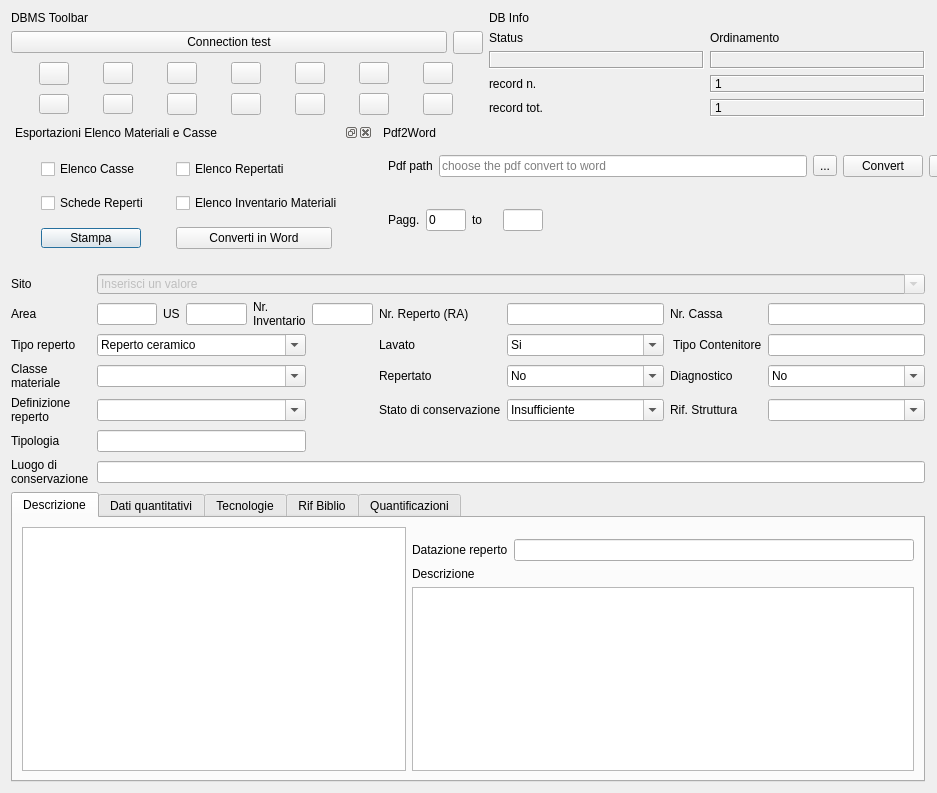
Before: the Qt Designer form gui/ui/Inv_Materiali.ui in pyarchinit/pyarchinit, drawn with Qt 5.
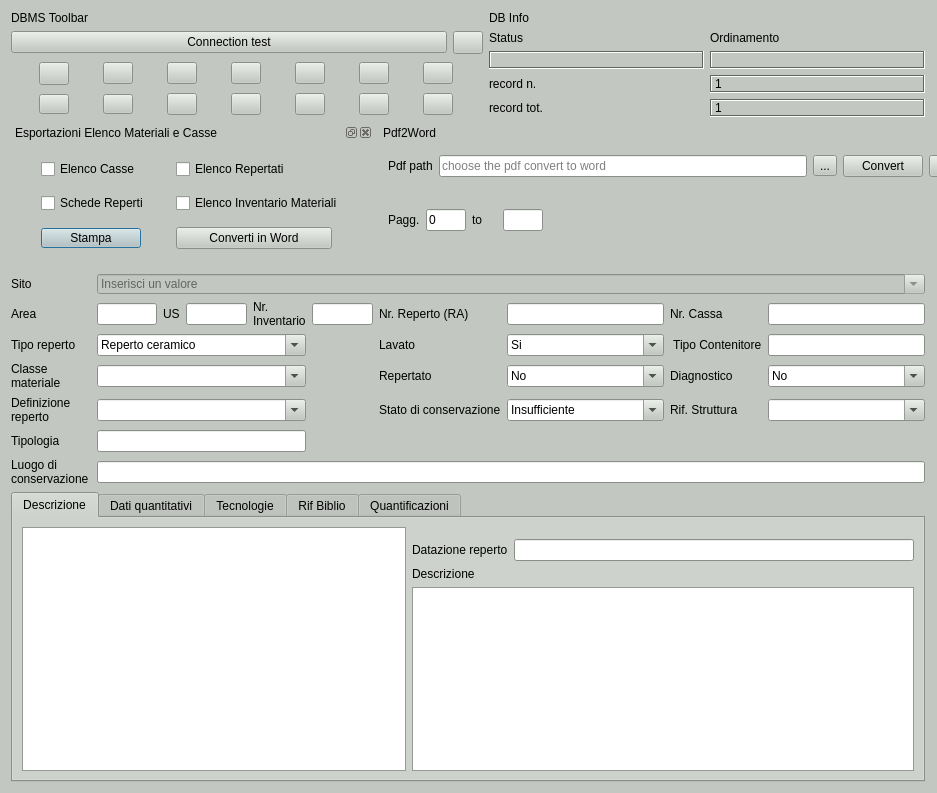
After: the same form once the commit is applied. Icons and pictures are not drawn. Custom widgets are drawn as their Qt base class.

Commit message: change backgroud color ui

```diff
--- a/gui/ui/Inv_Materiali.ui
+++ b/gui/ui/Inv_Materiali.ui
@@ -16,6 +16,448 @@
     <height>400</height>
    </size>
   </property>
+  <property name="palette">
+   <palette>
+    <active>
+     <colorrole role="WindowText">
+      <brush brushstyle="SolidPattern">
+       <color alpha="255">
+        <red>0</red>
+        <green>0</green>
+        <blue>0</blue>
+       </color>
+      </brush>
+     </colorrole>
+     <colorrole role="Button">
+      <brush brushstyle="SolidPattern">
+       <color alpha="255">
+        <red>194</red>
+        <green>200</green>
+        <blue>193</blue>
+       </color>
+      </brush>
+     </colorrole>
+     <colorrole role="Light">
+      <brush brushstyle="SolidPattern">
+       <color alpha="255">
+        <red>255</red>
+        <green>255</green>
+        <blue>255</blue>
+       </color>
+      </brush>
+     </colorrole>
+     <colorrole role="Midlight">
+      <brush brushstyle="SolidPattern">
+       <color alpha="255">
+        <red>224</red>
+        <green>227</green>
+        <blue>224</blue>
+       </color>
+      </brush>
+     </colorrole>
+     <colorrole role="Dark">
+      <brush brushstyle="SolidPattern">
+       <color alpha="255">
+        <red>97</red>
+        <green>100</green>
+        <blue>96</blue>
+       </color>
+      </brush>
+     </colorrole>
+     <colorrole role="Mid">
+      <brush brushstyle="SolidPattern">
+       <color alpha="255">
+        <red>129</red>
+        <green>133</green>
+        <blue>129</blue>
+       </color>
+      </brush>
+     </colorrole>
+     <colorrole role="Text">
+      <brush brushstyle="SolidPattern">
+       <color alpha="255">
+        <red>0</red>
+        <green>0</green>
+        <blue>0</blue>
+       </color>
+      </brush>
+     </colorrole>
+     <colorrole role="BrightText">
+      <brush brushstyle="SolidPattern">
+       <color alpha="255">
+        <red>255</red>
+        <green>255</green>
+        <blue>255</blue>
+       </color>
+      </brush>
+     </colorrole>
+     <colorrole role="ButtonText">
+      <brush brushstyle="SolidPattern">
+       <color alpha="255">
+        <red>0</red>
+        <green>0</green>
+        <blue>0</blue>
+       </color>
+      </brush>
+     </colorrole>
+     <colorrole role="Base">
+      <brush brushstyle="SolidPattern">
+       <color alpha="255">
+        <red>255</red>
+        <green>255</green>
+        <blue>255</blue>
+       </color>
+      </brush>
+     </colorrole>
+     <colorrole role="Window">
+      <brush brushstyle="SolidPattern">
+       <color alpha="255">
+        <red>194</red>
+        <green>200</green>
+        <blue>193</blue>
+       </color>
+      </brush>
+     </colorrole>
+     <colorrole role="Shadow">
+      <brush brushstyle="SolidPattern">
+       <color alpha="255">
+        <red>0</red>
+        <green>0</green>
+        <blue>0</blue>
+       </color>
+      </brush>
+     </colorrole>
+     <colorrole role="AlternateBase">
+      <brush brushstyle="SolidPattern">
+       <color alpha="255">
+        <red>224</red>
+        <green>227</green>
+        <blue>224</blue>
+       </color>
+      </brush>
+     </colorrole>
+     <colorrole role="ToolTipBase">
+      <brush brushstyle="SolidPattern">
+       <color alpha="255">
+        <red>255</red>
+        <green>255</green>
+        <blue>220</blue>
+       </color>
+      </brush>
+     </colorrole>
+     <colorrole role="ToolTipText">
+      <brush brushstyle="SolidPattern">
+       <color alpha="255">
+        <red>0</red>
+        <green>0</green>
+        <blue>0</blue>
+       </color>
+      </brush>
+     </colorrole>
+     <colorrole role="PlaceholderText">
+      <brush brushstyle="SolidPattern">
+       <color alpha="128">
+        <red>0</red>
+        <green>0</green>
+        <blue>0</blue>
+       </color>
+      </brush>
+     </colorrole>
+    </active>
+    <inactive>
+     <colorrole role="WindowText">
+      <brush brushstyle="SolidPattern">
+       <color alpha="255">
+        <red>0</red>
+        <green>0</green>
+        <blue>0</blue>
+       </color>
+      </brush>
+     </colorrole>
+     <colorrole role="Button">
+      <brush brushstyle="SolidPattern">
+       <color alpha="255">
+        <red>194</red>
+        <green>200</green>
+        <blue>193</blue>
+       </color>
+      </brush>
+     </colorrole>
+     <colorrole role="Light">
+      <brush brushstyle="SolidPattern">
+       <color alpha="255">
+        <red>255</red>
+        <green>255</green>
+        <blue>255</blue>
+       </color>
+      </brush>
+     </colorrole>
+     <colorrole role="Midlight">
+      <brush brushstyle="SolidPattern">
+       <color alpha="255">
+        <red>224</red>
+        <green>227</green>
+        <blue>224</blue>
+       </color>
+      </brush>
+     </colorrole>
+     <colorrole role="Dark">
+      <brush brushstyle="SolidPattern">
+       <color alpha="255">
+        <red>97</red>
+        <green>100</green>
+        <blue>96</blue>
+       </color>
+      </brush>
+     </colorrole>
+     <colorrole role="Mid">
+      <brush brushstyle="SolidPattern">
+       <color alpha="255">
+        <red>129</red>
+        <green>133</green>
+        <blue>129</blue>
+       </color>
+      </brush>
+     </colorrole>
+     <colorrole role="Text">
+      <brush brushstyle="SolidPattern">
+       <color alpha="255">
+        <red>0</red>
+        <green>0</green>
+        <blue>0</blue>
+       </color>
+      </brush>
+     </colorrole>
+     <colorrole role="BrightText">
+      <brush brushstyle="SolidPattern">
+       <color alpha="255">
+        <red>255</red>
+        <green>255</green>
+        <blue>255</blue>
+       </color>
+      </brush>
+     </colorrole>
+     <colorrole role="ButtonText">
+      <brush brushstyle="SolidPattern">
+       <color alpha="255">
+        <red>0</red>
+        <green>0</green>
+        <blue>0</blue>
+       </color>
+      </brush>
+     </colorrole>
+     <colorrole role="Base">
+      <brush brushstyle="SolidPattern">
+       <color alpha="255">
+        <red>255</red>
+        <green>255</green>
+        <blue>255</blue>
+       </color>
+      </brush>
+     </colorrole>
+     <colorrole role="Window">
+      <brush brushstyle="SolidPattern">
+       <color alpha="255">
+        <red>194</red>
+        <green>200</green>
+        <blue>193</blue>
+       </color>
+      </brush>
+     </colorrole>
+     <colorrole role="Shadow">
+      <brush brushstyle="SolidPattern">
+       <color alpha="255">
+        <red>0</red>
+        <green>0</green>
+        <blue>0</blue>
+       </color>
+      </brush>
+     </colorrole>
+     <colorrole role="AlternateBase">
+      <brush brushstyle="SolidPattern">
+       <color alpha="255">
+        <red>224</red>
+        <green>227</green>
+        <blue>224</blue>
+       </color>
+      </brush>
+     </colorrole>
+     <colorrole role="ToolTipBase">
+      <brush brushstyle="SolidPattern">
+       <color alpha="255">
+        <red>255</red>
+        <green>255</green>
+        <blue>220</blue>
+       </color>
+      </brush>
+     </colorrole>
+     <colorrole role="ToolTipText">
+      <brush brushstyle="SolidPattern">
+       <color alpha="255">
+        <red>0</red>
+        <green>0</green>
+        <blue>0</blue>
+       </color>
+      </brush>
+     </colorrole>
+     <colorrole role="PlaceholderText">
+      <brush brushstyle="SolidPattern">
+       <color alpha="128">
+        <red>0</red>
+        <green>0</green>
+        <blue>0</blue>
+       </color>
+      </brush>
+     </colorrole>
+    </inactive>
+    <disabled>
+     <colorrole role="WindowText">
+      <brush brushstyle="SolidPattern">
+       <color alpha="255">
+        <red>97</red>
+        <green>100</green>
+        <blue>96</blue>
+       </color>
+      </brush>
+     </colorrole>
+     <colorrole role="Button">
+      <brush brushstyle="SolidPattern">
+       <color alpha="255">
+        <red>194</red>
+        <green>200</green>
+        <blue>193</blue>
+       </color>
+      </brush>
+     </colorrole>
+     <colorrole role="Light">
+      <brush brushstyle="SolidPattern">
+       <color alpha="255">
+        <red>255</red>
+        <green>255</green>
+        <blue>255</blue>
+       </color>
+      </brush>
+     </colorrole>
+     <colorrole role="Midlight">
+      <brush brushstyle="SolidPattern">
+       <color alpha="255">
+        <red>224</red>
+        <green>227</green>
+        <blue>224</blue>
+       </color>
+      </brush>
+     </colorrole>
+     <colorrole role="Dark">
+      <brush brushstyle="SolidPattern">
+       <color alpha="255">
+        <red>97</red>
+        <green>100</green>
+        <blue>96</blue>
+       </color>
+      </brush>
+     </colorrole>
+     <colorrole role="Mid">
+      <brush brushstyle="SolidPattern">
+       <color alpha="255">
+        <red>129</red>
+        <green>133</green>
+        <blue>129</blue>
+       </color>
+      </brush>
+     </colorrole>
+     <colorrole role="Text">
+      <brush brushstyle="SolidPattern">
+       <color alpha="255">
+        <red>97</red>
+        <green>100</green>
+        <blue>96</blue>
+       </color>
+      </brush>
+     </colorrole>
+     <colorrole role="BrightText">
+      <brush brushstyle="SolidPattern">
+       <color alpha="255">
+        <red>255</red>
+        <green>255</green>
+        <blue>255</blue>
+       </color>
+      </brush>
+     </colorrole>
+     <colorrole role="ButtonText">
+      <brush brushstyle="SolidPattern">
+       <color alpha="255">
+        <red>97</red>
+        <green>100</green>
+        <blue>96</blue>
+       </color>
+      </brush>
+     </colorrole>
+     <colorrole role="Base">
+      <brush brushstyle="SolidPattern">
+       <color alpha="255">
+        <red>194</red>
+        <green>200</green>
+        <blue>193</blue>
+       </color>
+      </brush>
+     </colorrole>
+     <colorrole role="Window">
+      <brush brushstyle="SolidPattern">
+       <color alpha="255">
+        <red>194</red>
+        <green>200</green>
+        <blue>193</blue>
+       </color>
+      </brush>
+     </colorrole>
+     <colorrole role="Shadow">
+      <brush brushstyle="SolidPattern">
+       <color alpha="255">
+        <red>0</red>
+        <green>0</green>
+        <blue>0</blue>
+       </color>
+      </brush>
+     </colorrole>
+     <colorrole role="AlternateBase">
+      <brush brushstyle="SolidPattern">
+       <color alpha="255">
+        <red>194</red>
+        <green>200</green>
+        <blue>193</blue>
+       </color>
+      </brush>
+     </colorrole>
+     <colorrole role="ToolTipBase">
+      <brush brushstyle="SolidPattern">
+       <color alpha="255">
+        <red>255</red>
+        <green>255</green>
+        <blue>220</blue>
+       </color>
+      </brush>
+     </colorrole>
+     <colorrole role="ToolTipText">
+      <brush brushstyle="SolidPattern">
+       <color alpha="255">
+        <red>0</red>
+        <green>0</green>
+        <blue>0</blue>
+       </color>
+      </brush>
+     </colorrole>
+     <colorrole role="PlaceholderText">
+      <brush brushstyle="SolidPattern">
+       <color alpha="128">
+        <red>0</red>
+        <green>0</green>
+        <blue>0</blue>
+       </color>
+      </brush>
+     </colorrole>
+    </disabled>
+   </palette>
+  </property>
   <property name="windowTitle">
    <string>pyArchInit Gestione Scavi - Inventario materiali</string>
   </property>
```
The commit also changes 36 other files.
